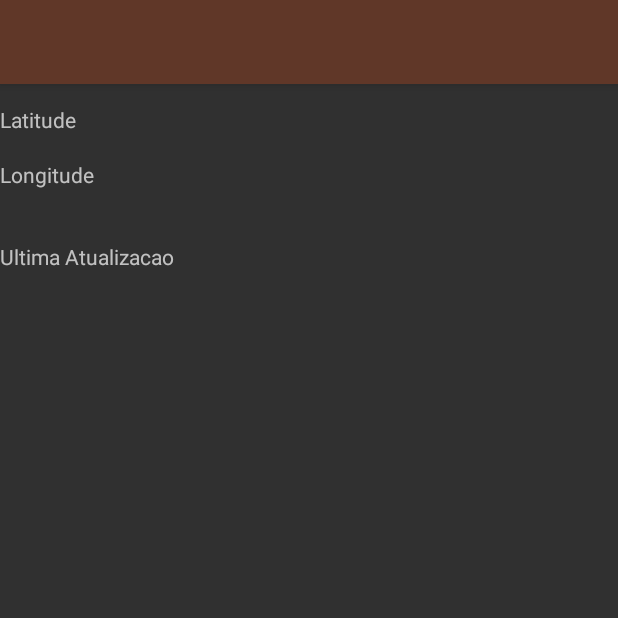
After one commit to RafaelCarlos/EasyGas, an Android app: the LocationUpdateTeste screen opened directly, with no data from a screen before it, on a phone screen of 412 x 824 dp, the top half of it. The commit adds this screen. Run offline under Robolectric (Android 15) with nearby library versions, the phone set to English and light mode, and no system bars.

Commit message:
Personalizando layout para compatibilidade com APIs menores.

```diff
--- a/app/build.gradle
+++ b/app/build.gradle
@@ -44,6 +44,8 @@ dependencies {
     //De uma classe para uma ou mais classes em apenas algumas linhas de código.
 
     //Gerado automaticamente pelo Android Studio.
+
+
     compile 'com.android.support:appcompat-v7:26.0.2'
     compile 'com.android.support:design:26.+'
     compile 'com.android.support:support-v4:26.+'
@@ -57,15 +59,11 @@ dependencies {
     compile 'io.realm:realm-android:0.72.0'
     compile 'org.greenrobot:eventbus:3.0.0'
     compile 'com.facebook.android:facebook-login:[4,5)'
-
     compile 'com.google.android.gms:play-services:11.4.2'
     compile 'com.google.android.gms:play-services-maps:11.4.2'
     compile 'com.google.android.gms:play-services-auth:11.4.2'
     compile 'com.github.medyo:fancybuttons:+'
-
     compile 'com.android.support:multidex:1.0.1'
-
-
     testCompile 'junit:junit:4.12'
 }
 apply plugin: 'com.google.gms.google-services'
--- /dev/null
+++ b/app/src/main/java/com/codigo/rafael/easygas/LocationUpdateTeste.java
@@ -0,0 +1,92 @@
+package com.codigo.rafael.easygas;
+
+import android.location.Location;
+import android.support.annotation.NonNull;
+import android.support.annotation.Nullable;
+import android.support.v7.app.AppCompatActivity;
+import android.os.Bundle;
+import android.widget.TextView;
+
+import com.google.android.gms.common.ConnectionResult;
+import com.google.android.gms.common.api.GoogleApiClient;
+import com.google.android.gms.location.LocationListener;
+import com.google.android.gms.location.LocationRequest;
+import com.google.android.gms.location.LocationServices;
+
+import java.text.DateFormat;
+import java.util.Date;
+
+public class LocationUpdateTeste extends AppCompatActivity implements GoogleApiClient.ConnectionCallbacks,
+        GoogleApiClient.OnConnectionFailedListener
+        , LocationListener {
+
+    private TextView mLastUpdateTimeTextView, mLatitudeTextView, mLongitudeTextView;
+    private String mLastUpdateTime;
+    private Location mCurrentLocation;
+    private GoogleApiClient mGoogleApiClient;
+    private boolean mRequestingLocationUpdates;
+    private String REQUESTING_LOCATION_UPDATES_KEY;
+    private String LOCATION_KEY;
+    private String LAST_UPDATED_TIME_STRING_KEY;
+
+    @Override
+    protected void onCreate(Bundle savedInstanceState) {
+        super.onCreate(savedInstanceState);
+        setContentView(R.layout.activity_location_update_teste);
+
+        mLastUpdateTimeTextView = findViewById(R.id.tv_last_update_location_update);
+        mLatitudeTextView = findViewById(R.id.tv_latitude_location_update);
+        mLongitudeTextView = findViewById(R.id.tv_longitude_location_update);
+        // Vamos instanciar o GoogleApiClient, caso seja nulo
+        if (mGoogleApiClient == null) {
+            mGoogleApiClient = new GoogleApiClient.Builder(this)
+                    .addConnectionCallbacks(this) // Interface ConnectionCallbacks
+                    .addOnConnectionFailedListener(this) //Interface OnConnectionFailedListener
+                    .addApi(LocationServices.API) // Vamos a API do LocationServices
+                    .build();
+        }
+        mGoogleApiClient.connect();
+    }
+
+    @Override
+    public void onLocationChanged(Location location) {
+        mCurrentLocation = location;
+        mLastUpdateTime = DateFormat.getTimeInstance().format(new Date());
+        updateUI();
+
+    }
+
+    private void updateUI() {
+        mLatitudeTextView.setText(String.valueOf(mCurrentLocation.getLatitude()));
+        mLongitudeTextView.setText(String.valueOf(mCurrentLocation.getLongitude()));
+        mLastUpdateTimeTextView.setText(mLastUpdateTime);
+
+    }
+
+    @Override
+    protected void onPause() {
+        super.onPause();
+        stopLocationUpdates();
+    }
+
+    protected void stopLocationUpdates() {
+        LocationServices.FusedLocationApi.removeLocationUpdates(
+                mGoogleApiClient, this);
+    }
+
+    @Override
+    public void onConnected(@Nullable Bundle bundle) {
+
+    }
+
+    @Override
+    public void onConnectionSuspended(int i) {
+
+    }
+
+    @Override
+    public void onConnectionFailed(@NonNull ConnectionResult connectionResult) {
+
+    }
+
+}
--- a/app/src/main/java/com/codigo/rafael/easygas/fragments/EnderecoFragment.java
+++ b/app/src/main/java/com/codigo/rafael/easygas/fragments/EnderecoFragment.java
@@ -10,6 +10,7 @@ import android.widget.Button;
 
 import com.codigo.rafael.easygas.ActivityTeste;
 import com.codigo.rafael.easygas.EnderecoAddActivity;
+import com.codigo.rafael.easygas.LocationUpdateTeste;
 import com.codigo.rafael.easygas.R;
 import com.codigo.rafael.easygas.TesteLocationActivity;
 import com.melnykov.fab.FloatingActionButton;
@@ -42,7 +43,7 @@ public class EnderecoFragment extends Fragment {
         btPageTeste2.setOnClickListener(new View.OnClickListener() {
             @Override
             public void onClick(View view) {
-                startActivity(new Intent(getContext(), TesteLocationActivity.class));
+                startActivity(new Intent(getContext(), LocationUpdateTeste.class));
 
             }
         });
--- /dev/null
+++ b/app/src/main/res/layout/activity_location_update_teste.xml
@@ -0,0 +1,47 @@
+<?xml version="1.0" encoding="utf-8"?>
+<RelativeLayout xmlns:android="http://schemas.android.com/apk/res/android"
+    xmlns:app="http://schemas.android.com/apk/res-auto"
+    xmlns:tools="http://schemas.android.com/tools"
+    android:layout_width="match_parent"
+    android:layout_height="match_parent"
+    tools:context="com.codigo.rafael.easygas.LocationUpdateTeste">
+
+    <android.support.v7.widget.Toolbar
+        android:id="@+id/tb_location_update_teste"
+        android:layout_width="match_parent"
+        android:layout_height="?attr/actionBarSize"
+        android:layout_alignParentLeft="true"
+        android:background="?attr/colorPrimary"
+        android:elevation="4dp"
+        android:minHeight="?attr/actionBarSize" />
+
+    <TextView
+        android:id="@+id/tv_latitude_location_update"
+        android:layout_width="wrap_content"
+        android:layout_height="wrap_content"
+        android:layout_alignParentLeft="true"
+        android:layout_alignParentStart="true"
+        android:layout_below="@+id/tb_location_update_teste"
+        android:layout_marginTop="14dp"
+        android:text="Latitude" />
+
+    <TextView
+        android:id="@+id/tv_longitude_location_update"
+        android:layout_width="wrap_content"
+        android:layout_height="wrap_content"
+        android:layout_alignParentLeft="true"
+        android:layout_alignParentStart="true"
+        android:layout_below="@+id/tv_latitude_location_update"
+        android:layout_marginTop="17dp"
+        android:text="Longitude" />
+
+    <TextView
+        android:id="@+id/tv_last_update_location_update"
+        android:layout_width="wrap_content"
+        android:layout_height="wrap_content"
+        android:layout_below="@+id/tv_longitude_location_update"
+        android:layout_marginTop="35dp"
+        android:text="Ultima Atualizacao" />
+
+
+</RelativeLayout>
```
Also changed, not shown: app/src/main/AndroidManifest.xml (+4 -6 lines), app/src/main/res/layout/fragment_endereco.xml (+5 -5 lines).
